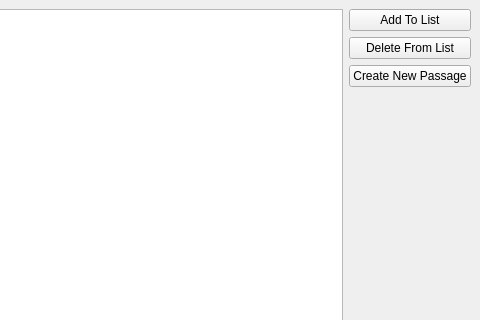
Above: GUI/WindowSelectPassage.ui from shxch/chestnut before the change; both pictures show x 320 to 800 and y 0 to 320 of the 800 by 600 pixel window. Below: the same form after it.
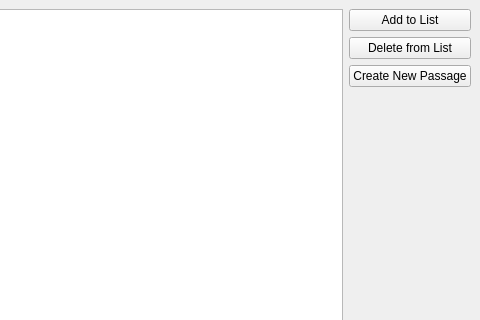
That is the form after the change.

The edit to the form file:
```diff
--- a/GUI/WindowSelectPassage.ui
+++ b/GUI/WindowSelectPassage.ui
@@ -42,14 +42,14 @@
                         <item>
                             <widget class="QPushButton" name="btnAddToList">
                                 <property name="text">
-                                    <string>Add To List</string>
+                                    <string>Add to List</string>
                                 </property>
                             </widget>
                         </item>
                         <item>
                             <widget class="QPushButton" name="btnDeleteFromList">
                                 <property name="text">
-                                    <string>Delete From List</string>
+                                    <string>Delete from List</string>
                                 </property>
                             </widget>
                         </item>
```
